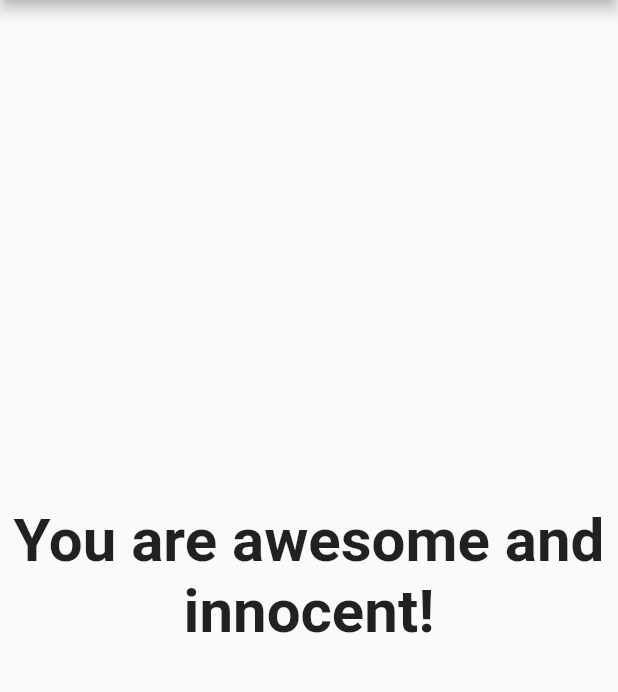
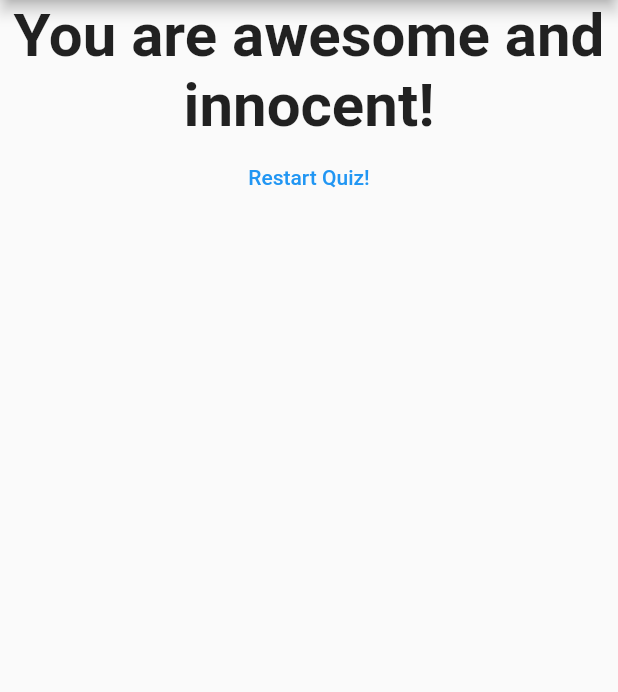
Before and after one commit to esztersajtos/Flutter-App, a Flutter app: the screen it shows after launch, after a tap on "Black", after a tap on "Goose", after a tap on "Becske", on a phone screen of 412 x 824 dp, the part 84-776 px from its top. Run offline on Flutter 3.47's test engine with Material 2 defaults, Android fonts, the phone set to English and light mode, and no system bars.

Commit message:
add reset button

```diff
--- a/first_app/lib/main.dart
+++ b/first_app/lib/main.dart
@@ -43,6 +43,13 @@ class _MyAppState extends State<MyApp> {
   var _questionIndex = 0;
   var _totalScore = 0;
 
+  void _resetQuiz() {
+    setState(() {
+      _questionIndex = 0;
+      _totalScore = 0;
+    });
+  }
+
   void _answerQuestion(int score) {
 
     _totalScore += score;
@@ -72,7 +79,7 @@ class _MyAppState extends State<MyApp> {
             questionIndex: _questionIndex,
             questions: _questions,
           )
-        : Result(_totalScore),
+        : Result(_totalScore, _resetQuiz),
       ),
     );
   }
--- a/first_app/lib/result.dart
+++ b/first_app/lib/result.dart
@@ -3,8 +3,9 @@ import 'package:flutter/material.dart';
 class Result extends StatelessWidget {
 
   final int resultScore;
+  final Function resetHandler;
 
-  Result(this.resultScore);
+  Result(this.resultScore, this.resetHandler);
 
   String get resultPhrase {
     String resultText;
@@ -23,10 +24,21 @@ class Result extends StatelessWidget {
   @override
   Widget build(BuildContext context) {
     return Center(
-      child: Text(
-        resultPhrase,
-        style: TextStyle(fontSize: 40, fontWeight: FontWeight.bold),
-        textAlign: TextAlign.center,
+      child: Column(
+        children: <Widget>[
+          Text(
+            resultPhrase,
+            style: TextStyle(fontSize: 40, fontWeight: FontWeight.bold),
+            textAlign: TextAlign.center,
+          ),
+          FlatButton(
+            child: Text(
+              'Restart Quiz!',
+            ),
+            textColor: Colors.blue,
+            onPressed: resetHandler,
+          ),
+        ],
       ),
     );
   }
```
